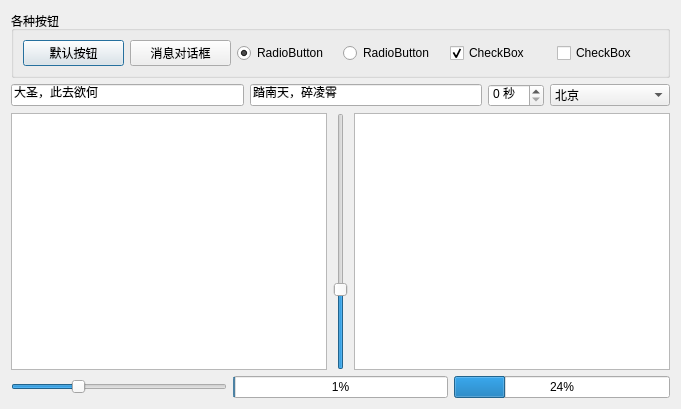
The window that template-qt/gui/WidgetsShower.ui (xtuer/template-app) describes before a commit, drawn with Qt 5.
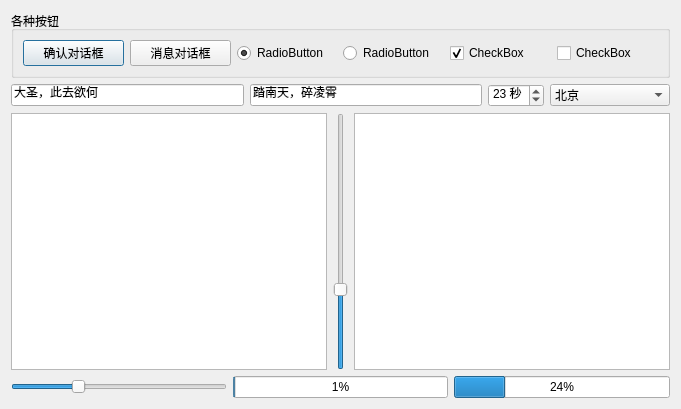
The same window after the commit.

```diff
--- a/template-qt/gui/WidgetsShower.ui
+++ b/template-qt/gui/WidgetsShower.ui
@@ -54,7 +54,7 @@
       <item row="0" column="0">
        <widget class="QPushButton" name="pushButton">
         <property name="text">
-         <string>默认按钮</string>
+         <string>确认对话框</string>
         </property>
         <property name="autoDefault">
          <bool>true</bool>
@@ -156,6 +156,9 @@
        <property name="suffix">
         <string> 秒</string>
        </property>
+       <property name="value">
+        <number>23</number>
+       </property>
       </widget>
      </item>
      <item>
```
Left out of the diff: 2 changed lines with no effect on the pictures.
